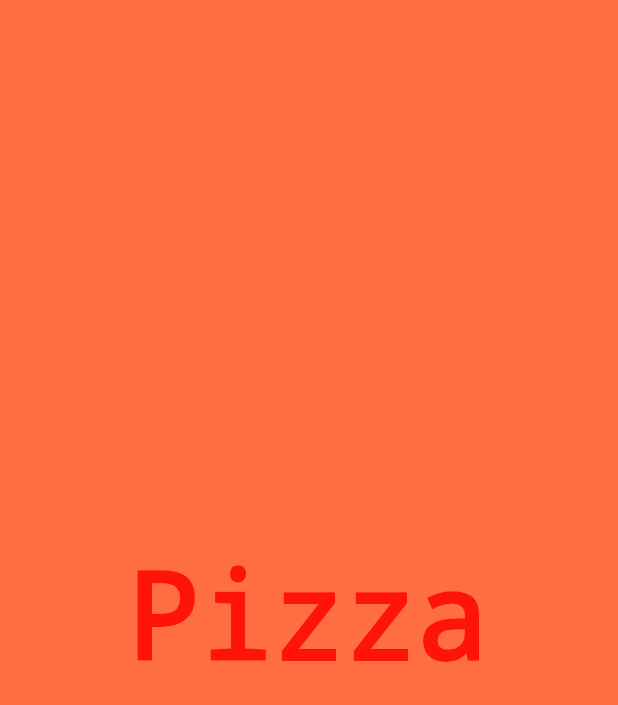
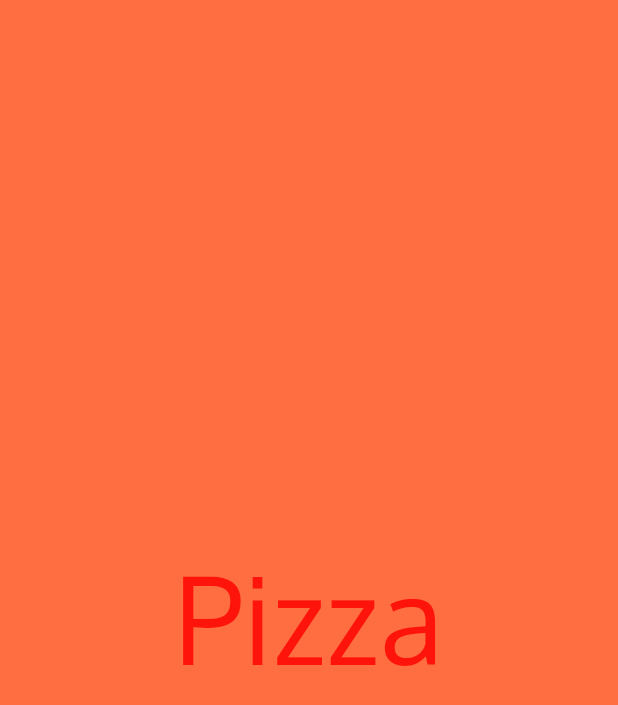
Before and after one commit to Andhrah/pizza, a Flutter app: the screen it shows after launch, on a phone screen of 412 x 824 dp. Shown: the top 705 px of the screen. Run offline on Flutter 3.47's test engine with Material 2 defaults, Android fonts, the phone set to English and light mode, and no system bars.

Commit message:
implement custom fonts

```diff
--- a/lib/screens/home.dart
+++ b/lib/screens/home.dart
@@ -18,6 +18,8 @@ class Home extends StatelessWidget {
           style: TextStyle(
             fontSize: 80.0,
             decoration: TextDecoration.none,
+            fontFamily: "Oxygen",
+            fontWeight: FontWeight.normal,
           )
         )
       )
```
Also changed, not shown: pubspec.yaml (+9 -12 lines), fonts/Oxygen-Bold.ttf (added), fonts/Oxygen-Light.ttf (added), fonts/Oxygen-Regular.ttf (added).
